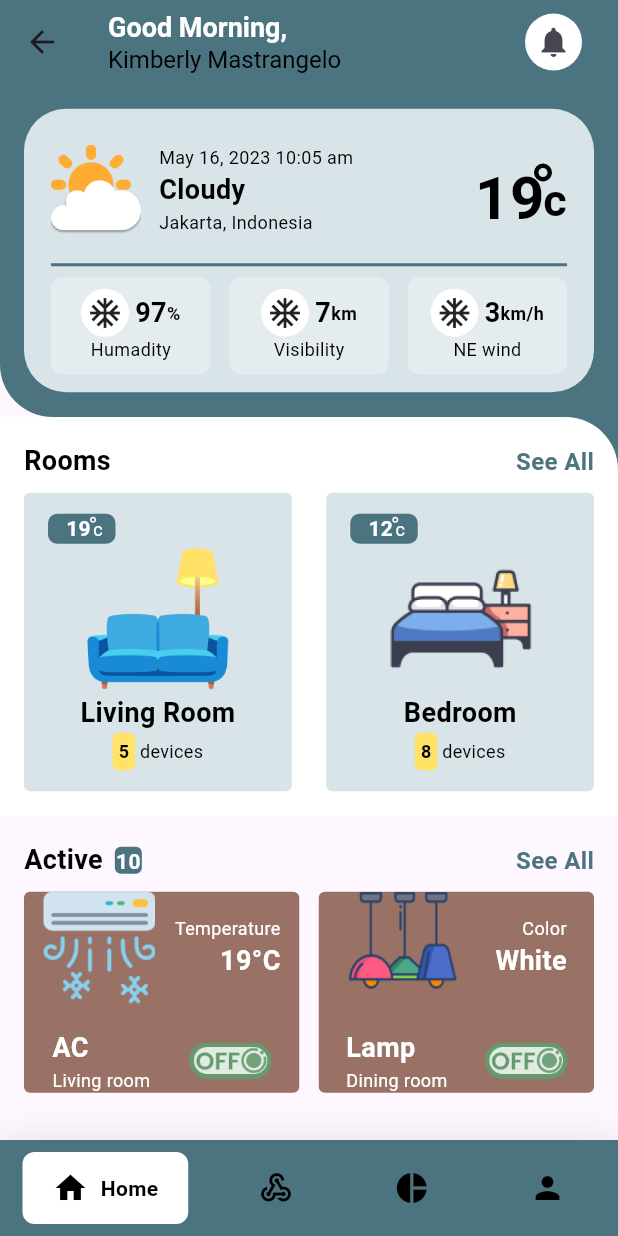
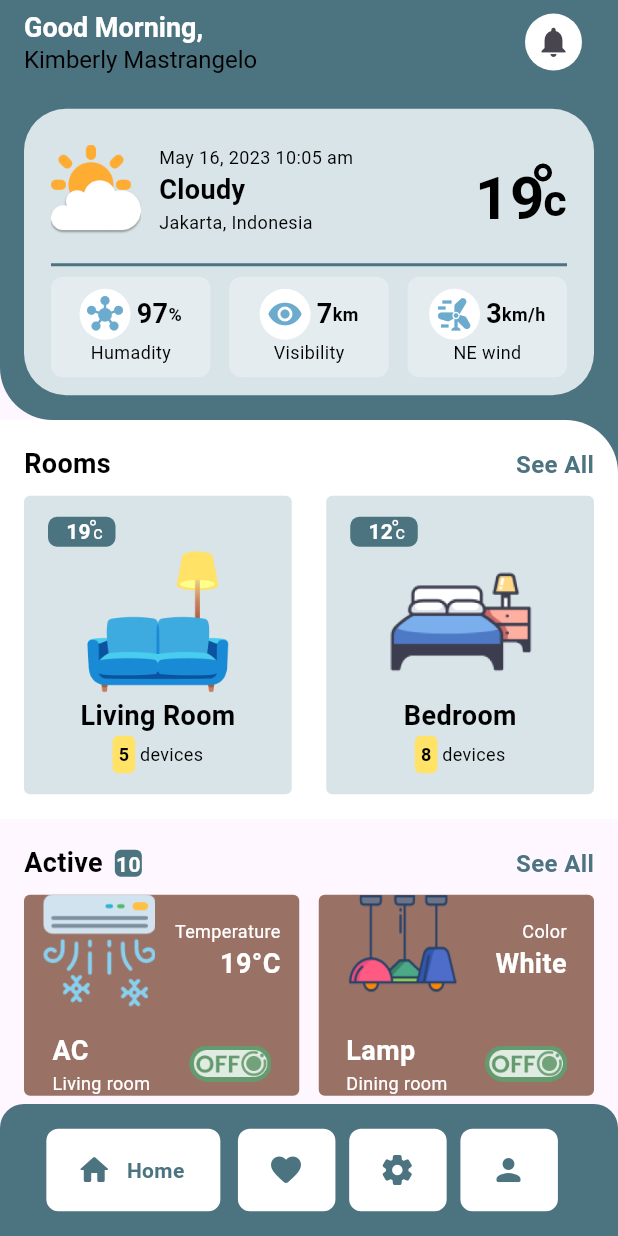
Before and after one commit to ashraful1003/Smart-Home, a Flutter app: the LandingScreen screen opened directly, on a phone screen of 412 x 824 dp. Run offline on Flutter 3.47's test engine with Material 2 defaults, Android fonts, the phone set to English and light mode, and no system bars; drawn by our look-alikes of google_nav_bar; our stand-ins replace dotted_border.

Commit message:
NavBar Update

```diff
--- a/lib/constants.dart
+++ b/lib/constants.dart
@@ -1,4 +1,6 @@
 import 'dart:ui';
+
+import 'package:flutter/material.dart';
 
 String surface = '#EAF0FA';
 String surface2 = '#234F9D';
@@ -15,7 +17,22 @@ String button = '#9A7265';
 String roombg = '#D8E4E8';
 String surface4 = '#FFE266';
 String texts2 = '#878787';
+String iconColor = '#6CABCE';
 
 Color hexToColor(String hexString, {String alphaChannel = 'FF'}) {
   return Color(int.parse(hexString.replaceFirst('#', '0x$alphaChannel')));
 }
+
+List<IconData> listOfIcons = [
+  Icons.home_rounded,
+  Icons.favorite_rounded,
+  Icons.settings_rounded,
+  Icons.person_rounded,
+];
+
+List<String> listOfStrings = [
+  'Home',
+  'Favorite',
+  'Settings',
+  'Account',
+];
--- a/lib/main.dart
+++ b/lib/main.dart
@@ -25,7 +25,7 @@ class MyApp extends StatelessWidget {
         colorScheme: ColorScheme.fromSeed(seedColor: Colors.deepPurple),
         useMaterial3: true,
       ),
-      home: DetailItemScreen(),
+      home: LandingScreen(),
     );
   }
 }
--- a/lib/views/home/frame11.dart
+++ b/lib/views/home/frame11.dart
@@ -1,4 +1,5 @@
 import 'package:flutter/material.dart';
+import 'package:smart_home/constants.dart';
 import 'package:smart_home/views/common_widget/text_widget.dart';
 
 class Frame11 extends StatelessWidget {
@@ -26,12 +27,12 @@ class Frame11 extends StatelessWidget {
             mainAxisAlignment: MainAxisAlignment.center,
             children: [
               Container(
-                padding: const EdgeInsets.all(4),
+                padding: const EdgeInsets.all(5),
                   decoration: BoxDecoration(
                     borderRadius: BorderRadius.circular(25),
                     color: Colors.white
                   ),
-                  child: Icon(iconData)),
+                  child: Icon(iconData, color: hexToColor(iconColor),)),
               const SizedBox(width: 4,),
               Row(
                 mainAxisAlignment: MainAxisAlignment.center,
--- a/lib/views/home/home_screen.dart
+++ b/lib/views/home/home_screen.dart
@@ -149,19 +149,19 @@ class HomeScreen extends StatelessWidget {
                         mainAxisAlignment: MainAxisAlignment.spaceBetween,
                         children: [
                           Frame11(
-                            iconData: Icons.ac_unit,
+                            iconData: Icons.hub,
                             text1: "Humadity",
                             text2: "97",
                             text3: "%",
                           ),
                           Frame11(
-                            iconData: Icons.ac_unit,
+                            iconData: Icons.remove_red_eye_sharp,
                             text1: "Visibility",
                             text2: "7",
                             text3: "km",
                           ),
                           Frame11(
-                            iconData: Icons.ac_unit,
+                            iconData: Icons.wind_power,
                             text1: "NE wind",
                             text2: "3",
                             text3: "km/h",
--- a/lib/views/landing_screen.dart
+++ b/lib/views/landing_screen.dart
@@ -1,4 +1,5 @@
 import 'package:flutter/material.dart';
+import 'package:flutter/services.dart';
 import 'package:google_nav_bar/google_nav_bar.dart';
 import 'package:smart_home/constants.dart';
 import 'package:smart_home/views/home/home_screen.dart';
@@ -13,7 +14,7 @@ class LandingScreen extends StatefulWidget {
 }
 
 class _LandingScreenState extends State<LandingScreen> {
-  int _selectedIndex = 0;
+  int currentIndex = 0;
   static const TextStyle optionStyle =
       TextStyle(fontSize: 30, fontWeight: FontWeight.w600);
   final List<Widget> _widgetOptions = <Widget>[
@@ -30,57 +31,171 @@ class _LandingScreenState extends State<LandingScreen> {
 
   @override
   Widget build(BuildContext context) {
+    double displayWidth = MediaQuery.of(context).size.width;
     return Scaffold(
-      body: _widgetOptions.elementAt(_selectedIndex),
+        body: _widgetOptions.elementAt(currentIndex),
         bottomNavigationBar: Container(
+          height: 88,
           decoration: BoxDecoration(
             color: hexToColor(mains2),
-          boxShadow: [
-            BoxShadow(
-              blurRadius: 20,
-              color: Colors.black.withOpacity(.1),
-            )
-          ],
+            borderRadius: BorderRadius.only(
+                topLeft: Radius.circular(16), topRight: Radius.circular(16)),
           ),
-        child: SafeArea(
-          child: Padding(
-            padding: const EdgeInsets.symmetric(horizontal: 15.0, vertical: 8),
-            child: GNav(
-              gap: 8,
-              activeColor: Colors.black,
-              iconSize: 24,
-              tabBorderRadius: 8,
-              padding: const EdgeInsets.symmetric(horizontal: 20, vertical: 12),
-              tabBackgroundColor: Colors.white,
-              color: Colors.black,
-              tabs: const [
-                GButton(
-                  icon: Icons.home,
-                  text: 'Home',
-                ),
-                GButton(
-                  icon: Icons.webhook,
-                  text: 'Smart',
-                ),
-                GButton(
-                  icon: Icons.pie_chart,
-                  text: 'Usage',
-                ),
-                GButton(
-                  icon: Icons.person,
-                  text: 'Profile',
-                ),
-              ],
-              selectedIndex: _selectedIndex,
-              onTabChange: (index) {
+          child: Center(
+            child: ListView.builder(
+              itemCount: 4,
+              shrinkWrap: true,
+              scrollDirection: Axis.horizontal,
+              itemBuilder: (context, index) => InkWell(
+                onTap: () {
                   setState(() {
-                  _selectedIndex = index;
+                    currentIndex = index;
+                    HapticFeedback.lightImpact();
                   });
                 },
+                child: Stack(
+                  children: [
+                    AnimatedContainer(
+                      duration: Duration(seconds: 1),
+                      curve: Curves.fastLinearToSlowEaseIn,
+                      width: index == currentIndex ? 116 : 65,
+                      alignment: Alignment.center,
+                      child: AnimatedContainer(
+                        duration: Duration(seconds: 1),
+                        curve: Curves.fastLinearToSlowEaseIn,
+                        height: 55,
+                        width: index == currentIndex ? 121 : 68,
+                        alignment: Alignment.center,
+                        decoration: BoxDecoration(
+                          color: Colors.white,
+                          borderRadius: BorderRadius.circular(8),
+                        ),
+                      ),
+                    ),
+                    AnimatedContainer(
+                      duration: Duration(seconds: 1),
+                      curve: Curves.fastLinearToSlowEaseIn,
+                      width: index == currentIndex
+                          ? displayWidth * .31
+                          : displayWidth * .18,
+                      child: Stack(
+                        children: [
+                          Row(
+                            children: [
+                              /// icon & text r modhe faka
+                              AnimatedContainer(
+                                duration: Duration(seconds: 1),
+                                curve: Curves.fastLinearToSlowEaseIn,
+                                width: index == currentIndex
+                                    ? displayWidth * .13
+                                    : 0,
+                              ),
+                              Visibility(
+                                visible: index == currentIndex ? true : false,
+                                child: AnimatedOpacity(
+                                  opacity: index == currentIndex ? 1 : 0,
+                                  duration: const Duration(seconds: 1),
+                                  curve: Curves.fastLinearToSlowEaseIn,
+                                  child: Text(
+                                    index == currentIndex
+                                        ? '${listOfStrings[index]}'
+                                        : '',
+                                    style: TextStyle(
+                                      color: hexToColor(mains2),
+                                      fontWeight: FontWeight.w600,
+                                      fontSize: 14,
                                     ),
                                   ),
                                 ),
                               ),
+                            ],
+                          ),
+                          Row(
+                            children: [
+                              AnimatedContainer(
+                                duration: Duration(seconds: 1),
+                                curve: Curves.fastLinearToSlowEaseIn,
+                                width: 20,
+                              ),
+                              Icon(
+                                listOfIcons[index],
+                                size: 24,
+                                color: hexToColor(mains2),
+                              ),
+                            ],
+                          ),
+                        ],
+                      ),
+                    ),
+                  ],
+                ),
+              ),
+            ),
+          ),
+        )
+
+        // Container(
+        //   decoration: BoxDecoration(
+        //     color: hexToColor(mains2),
+        //     boxShadow: [
+        //       BoxShadow(
+        //         blurRadius: 20,
+        //         color: Colors.black.withOpacity(.1),
+        //       )
+        //     ],
+        //   ),
+        //   child: SafeArea(
+        //     child: Padding(
+        //       padding: const EdgeInsets.symmetric(horizontal: 15.0, vertical: 8),
+        //       child: GNav(
+        //         gap: 8,
+        //         activeColor: Colors.black,
+        //         iconSize: 24,
+        //         tabBorderRadius: 8,
+        //         padding: const EdgeInsets.symmetric(horizontal: 20, vertical: 12),
+        //         tabBackgroundColor: Colors.white,
+        //         // color: Colors.black,
+        //         tabs: [
+        //           GButton(
+        //             icon: Icons.home,
+        //             text: 'Home',
+        //             textColor: hexToColor(mains2),
+        //             iconColor: Colors.black,
+        //             iconActiveColor: hexToColor(mains2),
+        //           ),
+        //           GButton(
+        //             icon: Icons.webhook,
+        //             text: 'Smart',
+        //             textColor: hexToColor(mains2),
+        //             iconColor: Colors.black,
+        //             iconActiveColor: hexToColor(mains2),
+        //           ),
+        //           GButton(
+        //             icon: Icons.pie_chart,
+        //             text: 'Usage',
+        //             borderRadius: BorderRadius.circular(7),
+        //             textColor: hexToColor(mains2),
+        //             iconColor: Colors.black,
+        //             iconActiveColor: hexToColor(mains2),
+        //           ),
+        //           GButton(
+        //             icon: Icons.person,
+        //             text: 'Profile',
+        //             textColor: hexToColor(mains2),
+        //             iconColor: Colors.black,
+        //             iconActiveColor: hexToColor(mains2),
+        //           ),
+        //         ],
+        //         selectedIndex: _selectedIndex,
+        //         onTabChange: (index) {
+        //           setState(() {
+        //             _selectedIndex = index;
+        //           });
+        //         },
+        //       ),
+        //     ),
+        //   ),
+        // ),
         );
   }
 }
--- a/lib/views/smart_mode/mode_card.dart
+++ b/lib/views/smart_mode/mode_card.dart
@@ -39,7 +39,7 @@ class ModeCard extends StatelessWidget {
                   ),
                 ],
               ),
-              ImageWidget(image: 'assets/icon_off.png', width: 55, height: 24),
+              ImageWidget(image: 'assets/icon_on.png', width: 55, height: 24),
             ],
           ),
           const SizedBox(
```
Also changed, not shown: assets/icon_on.png (added). Lines whose indentation alone changed are shown as unchanged.
